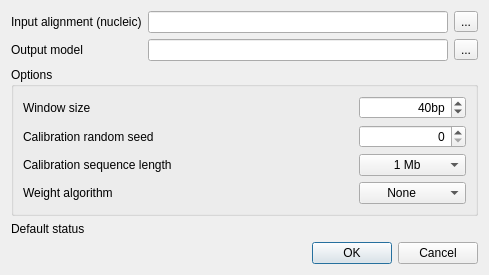
The window that src/plugins_3rdparty/sitecon/src/SiteconBuildDialog.ui (violethaze74/ugene) describes before a commit, drawn with Qt 5.
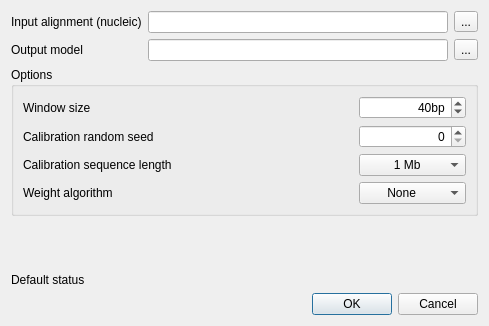
The same window after the commit.

```diff
--- a/src/plugins_3rdparty/sitecon/src/SiteconBuildDialog.ui
+++ b/src/plugins_3rdparty/sitecon/src/SiteconBuildDialog.ui
@@ -7,7 +7,7 @@
     <x>0</x>
     <y>0</y>
     <width>489</width>
-    <height>259</height>
+    <height>326</height>
    </rect>
   </property>
   <property name="windowTitle">
```
